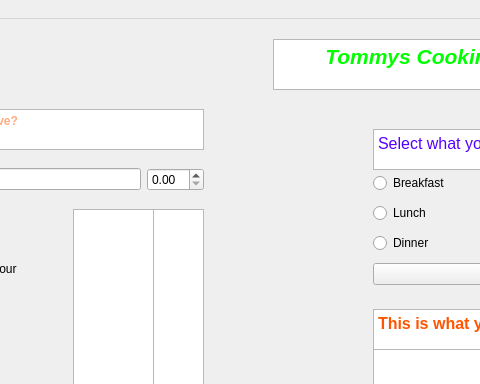
Above: mainwindow.ui from carthy27/CookingApp before the change; both pictures show x 127 to 607 and y 0 to 384 of the 1465 by 739 pixel window. Below: the same form after it.
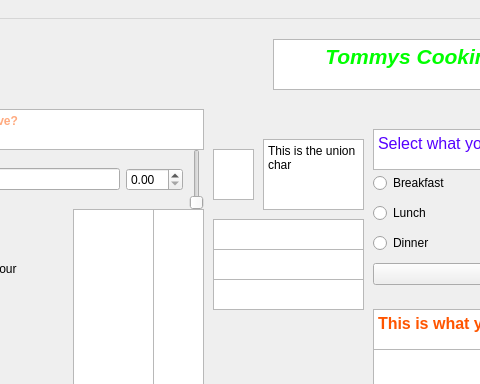
That is the form after the change.

What changed in the file:
```diff
--- a/mainwindow.ui
+++ b/mainwindow.ui
@@ -207,6 +207,13 @@
      <item>
       <widget class="QDoubleSpinBox" name="AmountInGrams"/>
      </item>
+     <item>
+      <widget class="QSlider" name="verticalSlider">
+       <property name="orientation">
+        <enum>Qt::Vertical</enum>
+       </property>
+      </widget>
+     </item>
     </layout>
    </widget>
    <widget class="QListWidget" name="listWidget_3">
@@ -302,6 +309,67 @@
 &lt;p style=&quot; margin-top:0px; margin-bottom:0px; margin-left:0px; margin-right:0px; -qt-block-indent:0; text-indent:0px;&quot;&gt;&lt;span style=&quot; font-size:12pt; color:#5500ff;&quot;&gt;Select what you are looking for&lt;/span&gt;&lt;/p&gt;&lt;/body&gt;&lt;/html&gt;</string>
     </property>
    </widget>
+   <widget class="QTextEdit" name="textEdit_5">
+    <property name="geometry">
+     <rect>
+      <x>340</x>
+      <y>130</y>
+      <width>41</width>
+      <height>51</height>
+     </rect>
+    </property>
+   </widget>
+   <widget class="QTextEdit" name="textEdit_6">
+    <property name="geometry">
+     <rect>
+      <x>340</x>
+      <y>200</y>
+      <width>151</width>
+      <height>31</height>
+     </rect>
+    </property>
+   </widget>
+   <widget class="QTextEdit" name="textEdit_7">
+    <property name="geometry">
+     <rect>
+      <x>340</x>
+      <y>230</y>
+      <width>151</width>
+      <height>31</height>
+     </rect>
+    </property>
+   </widget>
+   <widget class="QTextEdit" name="textEdit_8">
+    <property name="geometry">
+     <rect>
+      <x>340</x>
+      <y>260</y>
+      <width>151</width>
+      <height>31</height>
+     </rect>
+    </property>
+   </widget>
+   <widget class="QTextEdit" name="textEdit_9">
+    <property name="geometry">
+     <rect>
+      <x>390</x>
+      <y>120</y>
+      <width>101</width>
+      <height>71</height>
+     </rect>
+    </property>
+    <property name="html">
+     <string>&lt;!DOCTYPE HTML PUBLIC &quot;-//W3C//DTD HTML 4.0//EN&quot; &quot;http://www.w3.org/TR/REC-html40/strict.dtd&quot;&gt;
+&lt;html&gt;&lt;head&gt;&lt;meta name=&quot;qrichtext&quot; content=&quot;1&quot; /&gt;&lt;meta charset=&quot;utf-8&quot; /&gt;&lt;style type=&quot;text/css&quot;&gt;
+p, li { white-space: pre-wrap; }
+hr { height: 1px; border-width: 0; }
+li.unchecked::marker { content: &quot;\2610&quot;; }
+li.checked::marker { content: &quot;\2612&quot;; }
+&lt;/style&gt;&lt;/head&gt;&lt;body style=&quot; font-family:'Segoe UI'; font-size:9pt; font-weight:400; font-style:normal;&quot;&gt;
+&lt;p style=&quot; margin-top:0px; margin-bottom:0px; margin-left:0px; margin-right:0px; -qt-block-indent:0; text-indent:0px;&quot;&gt;This is the union char&lt;/p&gt;
+&lt;p style=&quot;-qt-paragraph-type:empty; margin-top:0px; margin-bottom:0px; margin-left:0px; margin-right:0px; -qt-block-indent:0; text-indent:0px;&quot;&gt;&lt;br /&gt;&lt;/p&gt;&lt;/body&gt;&lt;/html&gt;</string>
+    </property>
+   </widget>
   </widget>
   <widget class="QMenuBar" name="menubar">
    <property name="geometry">
```
